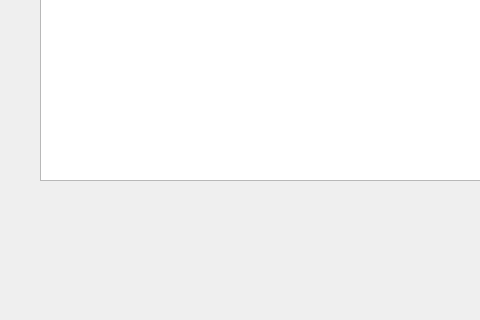
Above: gui/fft_spectrum/fft_spectrum.ui from hbabashah/qudi-lqno before the change; both pictures show x 0 to 480 and y 329 to 649 of the 993 by 649 pixel window. Below: the same form after it.
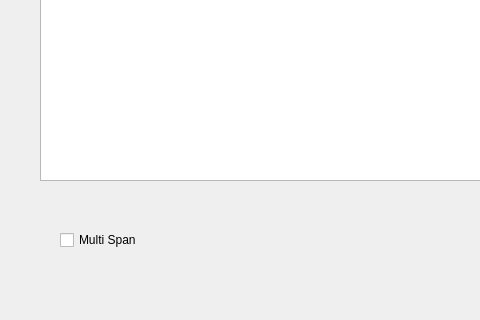
That is the form after the change. Icons and pictures are not drawn. Custom widgets are drawn as their Qt base class.

Commit message: multi span added

What changed in the file:
```diff
--- a/gui/fft_spectrum/fft_spectrum.ui
+++ b/gui/fft_spectrum/fft_spectrum.ui
@@ -330,6 +330,19 @@
      </rect>
     </property>
    </widget>
+   <widget class="QCheckBox" name="multi_span_checkBox">
+    <property name="geometry">
+     <rect>
+      <x>60</x>
+      <y>530</y>
+      <width>101</width>
+      <height>20</height>
+     </rect>
+    </property>
+    <property name="text">
+     <string>Multi Span</string>
+    </property>
+   </widget>
   </widget>
   <widget class="QStatusBar" name="statusbar"/>
   <widget class="QToolBar" name="toolBar">
```
The commit also changes 1 other file.
